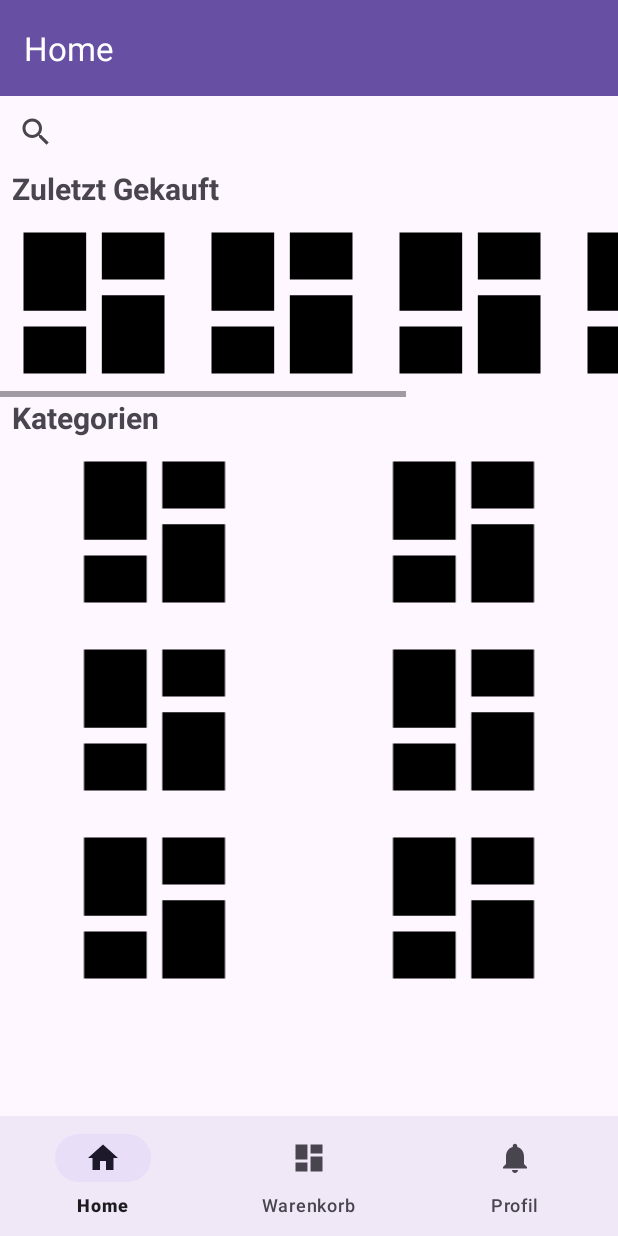
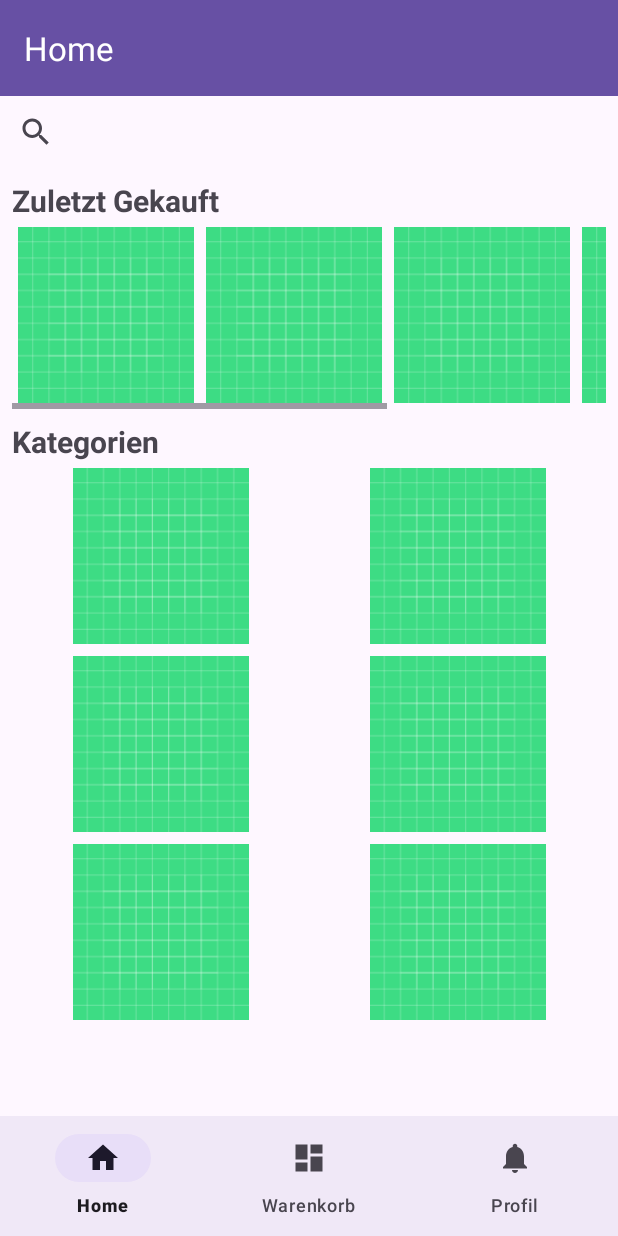
Before and after one commit to LeoHerrmann/blink, an Android app: the HomeFragment screen opened directly, with no data from a screen before it, on a phone screen of 412 x 824 dp. Run offline under Robolectric (Android 15) with nearby library versions, the phone set to English and light mode, and no system bars; our stand-ins replace navigation-ui.

Commit message:
Layouts verschönert

```diff
--- a/app/src/main/res/layout/activity_main.xml
+++ b/app/src/main/res/layout/activity_main.xml
@@ -31,6 +31,7 @@
         android:id="@+id/userPasswordInputLayout"
         android:layout_width="match_parent"
         android:layout_height="wrap_content"
+        android:layout_marginTop="8dp"
         android:layout_marginStart="30dp"
         android:layout_marginEnd="30dp"
         app:layout_constraintBottom_toTopOf="@+id/loginButton"
@@ -51,11 +52,10 @@
         android:id="@+id/loginButton"
         android:layout_width="wrap_content"
         android:layout_height="wrap_content"
-        android:layout_marginBottom="200dp"
+        android:layout_marginTop="8dp"
         android:onClick="launchCustomer"
         android:text="@string/login"
         app:layout_constraintTop_toBottomOf="@+id/userPasswordInputLayout"
-        app:layout_constraintBottom_toBottomOf="parent"
         app:layout_constraintEnd_toEndOf="parent"
         app:layout_constraintStart_toStartOf="parent" />
 
--- a/app/src/main/res/layout/fragment_home.xml
+++ b/app/src/main/res/layout/fragment_home.xml
@@ -25,14 +25,15 @@
         <LinearLayout
             android:layout_width="match_parent"
             android:layout_height="wrap_content"
-            android:orientation="vertical">
+            android:orientation="vertical"
+            android:paddingStart="8dp"
+            android:paddingEnd="8dp">
 
             <TextView
                 android:id="@+id/resentProductHeader"
                 android:layout_width="match_parent"
                 android:layout_height="wrap_content"
-                android:layout_marginStart="8dp"
-                android:layout_marginEnd="8dp"
+                android:layout_marginTop="8dp"
                 android:text="Zuletzt Gekauft"
                 android:textAlignment="viewStart"
                 android:textAppearance="@style/TextAppearance.AppCompat.Display1"
@@ -59,27 +60,32 @@
                         android:id="@+id/productImageView"
                         android:layout_width="125dp"
                         android:layout_height="125dp"
-                        android:src="@drawable/ic_dashboard_black_24dp" />
+                        android:padding="4dp"
+                        android:src="@drawable/ic_launcher_background" />
 
                     <ImageView
                         android:layout_width="125dp"
                         android:layout_height="125dp"
-                        android:src="@drawable/ic_dashboard_black_24dp" />
+                        android:padding="4dp"
+                        android:src="@drawable/ic_launcher_background" />
 
                     <ImageView
                         android:layout_width="125dp"
                         android:layout_height="125dp"
-                        android:src="@drawable/ic_dashboard_black_24dp" />
+                        android:padding="4dp"
+                        android:src="@drawable/ic_launcher_background" />
 
                     <ImageView
                         android:layout_width="125dp"
                         android:layout_height="125dp"
-                        android:src="@drawable/ic_dashboard_black_24dp" />
+                        android:padding="4dp"
+                        android:src="@drawable/ic_launcher_background" />
 
                     <ImageView
                         android:layout_width="125dp"
                         android:layout_height="125dp"
-                        android:src="@drawable/ic_dashboard_black_24dp" />
+                        android:padding="4dp"
+                        android:src="@drawable/ic_launcher_background" />
                 </LinearLayout>
             </HorizontalScrollView>
 
@@ -87,8 +93,7 @@
                 android:id="@+id/resentProductHeader2"
                 android:layout_width="match_parent"
                 android:layout_height="wrap_content"
-                android:layout_marginStart="8dp"
-                android:layout_marginEnd="8dp"
+                android:layout_marginTop="8dp"
                 android:text="Kategorien"
                 android:textAlignment="viewStart"
                 android:textAppearance="@style/TextAppearance.AppCompat.Display1"
@@ -102,50 +107,57 @@
             <GridLayout
                 android:layout_width="match_parent"
                 android:layout_height="wrap_content"
+                android:columnCount="2"
                 android:paddingBottom="56dp"
-                android:columnCount="2"
                 android:rowCount="2">
 
                 <ImageView
                     android:layout_width="125dp"
                     android:layout_height="125dp"
+                    android:layout_rowWeight="1"
                     android:layout_columnWeight="1"
-                    android:layout_rowWeight="1"
-                    android:src="@drawable/ic_dashboard_black_24dp" />
+                    android:padding="4dp"
+                    android:src="@drawable/ic_launcher_background" />
 
                 <ImageView
                     android:layout_width="125dp"
                     android:layout_height="125dp"
+                    android:layout_rowWeight="1"
                     android:layout_columnWeight="1"
-                    android:layout_rowWeight="1"
-                    android:src="@drawable/ic_dashboard_black_24dp" />
+                    android:padding="4dp"
+                    android:src="@drawable/ic_launcher_background" />
 
                 <ImageView
                     android:layout_width="125dp"
                     android:layout_height="125dp"
+                    android:layout_rowWeight="1"
                     android:layout_columnWeight="1"
-                    android:layout_rowWeight="1"
-                    android:src="@drawable/ic_dashboard_black_24dp" />
+                    android:padding="4dp"
+                    android:src="@drawable/ic_launcher_background" />
 
                 <ImageView
                     android:layout_width="125dp"
                     android:layout_height="125dp"
+                    android:layout_rowWeight="1"
                     android:layout_columnWeight="1"
-                    android:layout_rowWeight="1"
-                    android:src="@drawable/ic_dashboard_black_24dp" />
+                    android:padding="4dp"
+                    android:src="@drawable/ic_launcher_background" />
 
                 <ImageView
                     android:layout_width="125dp"
                     android:layout_height="125dp"
+                    android:layout_rowWeight="1"
                     android:layout_columnWeight="1"
-                    android:layout_rowWeight="1"
-                    android:src="@drawable/ic_dashboard_black_24dp" />
+                    android:padding="4dp"
+                    android:src="@drawable/ic_launcher_background" />
+
                 <ImageView
                     android:layout_width="125dp"
                     android:layout_height="125dp"
+                    android:layout_rowWeight="1"
                     android:layout_columnWeight="1"
-                    android:layout_rowWeight="1"
-                    android:src="@drawable/ic_dashboard_black_24dp" />
+                    android:padding="4dp"
+                    android:src="@drawable/ic_launcher_background" />
 
             </GridLayout>
         </LinearLayout>
--- a/app/src/main/res/values-v23/themes.xml
+++ b/app/src/main/res/values-v23/themes.xml
@@ -1,8 +1,8 @@
 <resources xmlns:tools="http://schemas.android.com/tools">
   <style name="Theme.AppActivitys" parent="Base.Theme.AppActivitys">
     <!-- Transparent system bars for edge-to-edge. -->
-    <item name="android:navigationBarColor">@android:color/transparent</item>
-    <item name="android:statusBarColor">@android:color/transparent</item>
-    <item name="android:windowLightStatusBar">?attr/isLightTheme</item>
+    <item name="android:navigationBarColor">?attr/colorPrimary</item>
+    <item name="android:statusBarColor">?attr/colorPrimary</item>
+    <item name="android:windowLightStatusBar">false</item>
   </style>
 </resources>
```
Also changed, not shown: app/src/main/res/layout/fragment_product_details.xml (+61 -41 lines).
